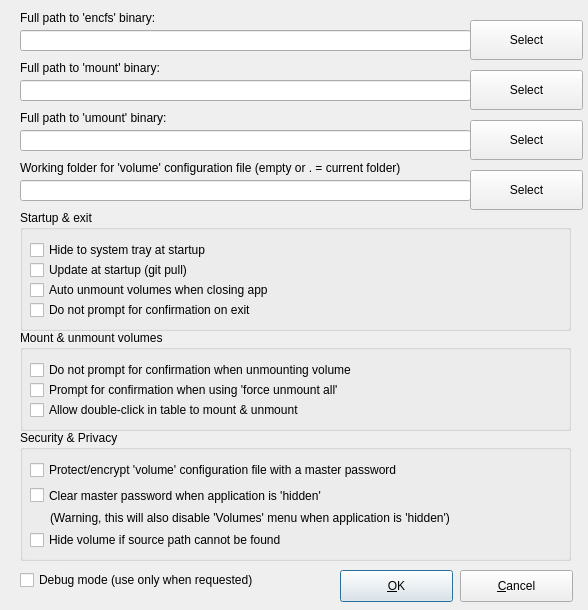
Before: the Qt Designer form encfsgui_settings.ui in corelan/pyencfsgui, drawn with Qt 5.
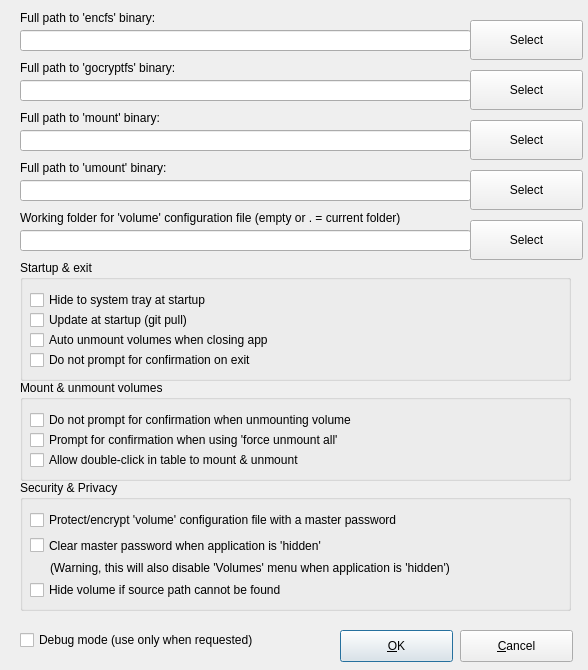
After: the same form once the commit is applied.

Commit message: Added support for gocryptfs volumes. Bump version to 3.0

Patch:
```diff
--- a/encfsgui_settings.ui
+++ b/encfsgui_settings.ui
@@ -10,7 +10,7 @@
     <x>0</x>
     <y>0</y>
     <width>588</width>
-    <height>610</height>
+    <height>670</height>
    </rect>
   </property>
   <property name="sizePolicy">
@@ -22,13 +22,13 @@
   <property name="minimumSize">
    <size>
     <width>588</width>
-    <height>610</height>
+    <height>670</height>
    </size>
   </property>
   <property name="maximumSize">
    <size>
     <width>588</width>
-    <height>610</height>
+    <height>670</height>
    </size>
   </property>
   <property name="baseSize">
@@ -50,7 +50,7 @@
    <property name="geometry">
     <rect>
      <x>340</x>
-     <y>570</y>
+     <y>630</y>
      <width>113</width>
      <height>32</height>
     </rect>
@@ -63,7 +63,7 @@
    <property name="geometry">
     <rect>
      <x>460</x>
-     <y>570</y>
+     <y>630</y>
      <width>113</width>
      <height>32</height>
     </rect>
@@ -89,7 +89,7 @@
    <property name="geometry">
     <rect>
      <x>20</x>
-     <y>60</y>
+     <y>110</y>
      <width>381</width>
      <height>16</height>
     </rect>
@@ -102,7 +102,7 @@
    <property name="geometry">
     <rect>
      <x>20</x>
-     <y>110</y>
+     <y>160</y>
      <width>181</width>
      <height>16</height>
     </rect>
@@ -131,22 +131,22 @@
    <property name="geometry">
     <rect>
      <x>20</x>
-     <y>80</y>
-     <width>451</width>
-     <height>21</height>
-    </rect>
-   </property>
-  </widget>
-  <widget class="QLineEdit" name="txt_umountbinary">
-   <property name="geometry">
-    <rect>
-     <x>20</x>
      <y>130</y>
      <width>451</width>
      <height>21</height>
     </rect>
    </property>
   </widget>
+  <widget class="QLineEdit" name="txt_umountbinary">
+   <property name="geometry">
+    <rect>
+     <x>20</x>
+     <y>180</y>
+     <width>451</width>
+     <height>21</height>
+    </rect>
+   </property>
+  </widget>
   <widget class="QPushButton" name="btn_selectencfs">
    <property name="geometry">
     <rect>
@@ -164,19 +164,6 @@
    <property name="geometry">
     <rect>
      <x>470</x>
-     <y>70</y>
-     <width>113</width>
-     <height>40</height>
-    </rect>
-   </property>
-   <property name="text">
-    <string>Select</string>
-   </property>
-  </widget>
-  <widget class="QPushButton" name="btn_selectumount">
-   <property name="geometry">
-    <rect>
-     <x>470</x>
      <y>120</y>
      <width>113</width>
      <height>40</height>
@@ -186,11 +173,24 @@
     <string>Select</string>
    </property>
   </widget>
+  <widget class="QPushButton" name="btn_selectumount">
+   <property name="geometry">
+    <rect>
+     <x>470</x>
+     <y>170</y>
+     <width>113</width>
+     <height>40</height>
+    </rect>
+   </property>
+   <property name="text">
+    <string>Select</string>
+   </property>
+  </widget>
   <widget class="QLabel" name="label_4">
    <property name="geometry">
     <rect>
      <x>20</x>
-     <y>160</y>
+     <y>210</y>
      <width>501</width>
      <height>16</height>
     </rect>
@@ -203,7 +203,7 @@
    <property name="geometry">
     <rect>
      <x>20</x>
-     <y>180</y>
+     <y>230</y>
      <width>451</width>
      <height>21</height>
     </rect>
@@ -213,7 +213,7 @@
    <property name="geometry">
     <rect>
      <x>470</x>
-     <y>170</y>
+     <y>220</y>
      <width>113</width>
      <height>40</height>
     </rect>
@@ -226,7 +226,7 @@
    <property name="geometry">
     <rect>
      <x>20</x>
-     <y>570</y>
+     <y>630</y>
      <width>291</width>
      <height>20</height>
     </rect>
@@ -239,7 +239,7 @@
    <property name="geometry">
     <rect>
      <x>20</x>
-     <y>210</y>
+     <y>260</y>
      <width>551</width>
      <height>121</height>
     </rect>
@@ -307,7 +307,7 @@
    <property name="geometry">
     <rect>
      <x>20</x>
-     <y>330</y>
+     <y>380</y>
      <width>551</width>
      <height>101</height>
     </rect>
@@ -359,7 +359,7 @@
    <property name="geometry">
     <rect>
      <x>20</x>
-     <y>430</y>
+     <y>480</y>
      <width>551</width>
      <height>131</height>
     </rect>
@@ -420,6 +420,48 @@
     </property>
    </widget>
   </widget>
+  <widget class="QLabel" name="label_6">
+   <property name="geometry">
+    <rect>
+     <x>20</x>
+     <y>60</y>
+     <width>231</width>
+     <height>16</height>
+    </rect>
+   </property>
+   <property name="text">
+    <string>Full path to 'gocryptfs' binary:</string>
+   </property>
+  </widget>
+  <widget class="QLineEdit" name="txt_gocryptfsbinary">
+   <property name="geometry">
+    <rect>
+     <x>20</x>
+     <y>80</y>
+     <width>451</width>
+     <height>21</height>
+    </rect>
+   </property>
+   <property name="text">
+    <string/>
+   </property>
+   <property name="placeholderText">
+    <string/>
+   </property>
+  </widget>
+  <widget class="QPushButton" name="btn_selectgocryptfs">
+   <property name="geometry">
+    <rect>
+     <x>470</x>
+     <y>70</y>
+     <width>113</width>
+     <height>40</height>
+    </rect>
+   </property>
+   <property name="text">
+    <string>Select</string>
+   </property>
+  </widget>
  </widget>
  <resources/>
  <connections/>
```
Left out of the diff: 2 changed lines with no effect on the pictures. The commit also changes 9 other files.
